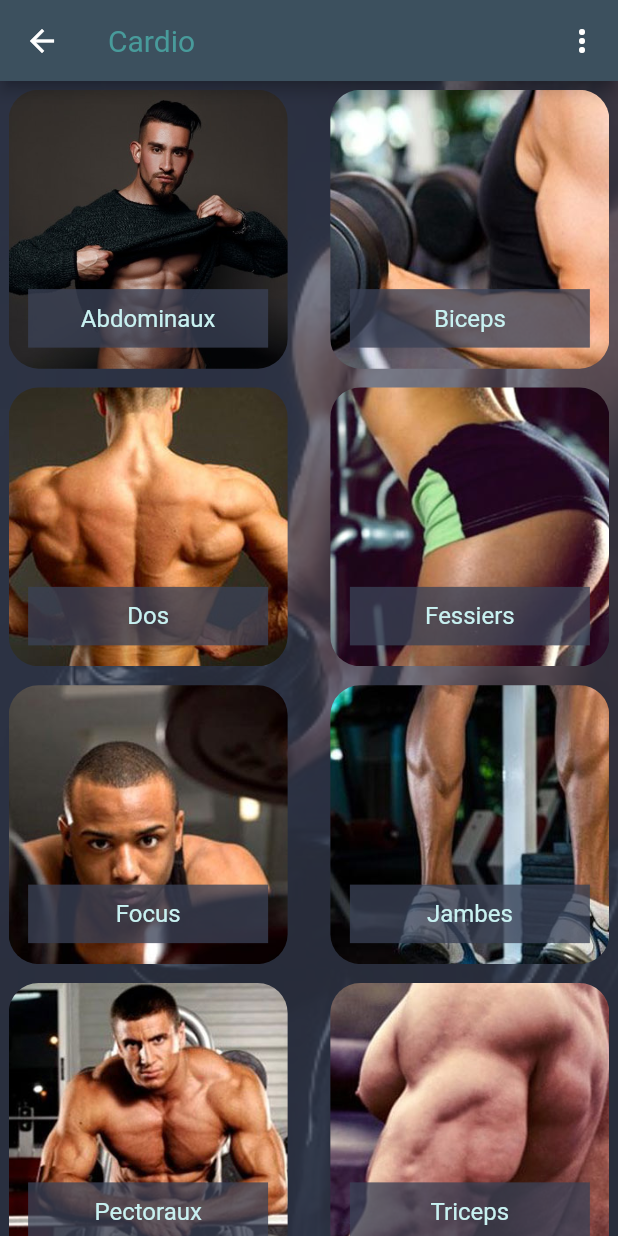
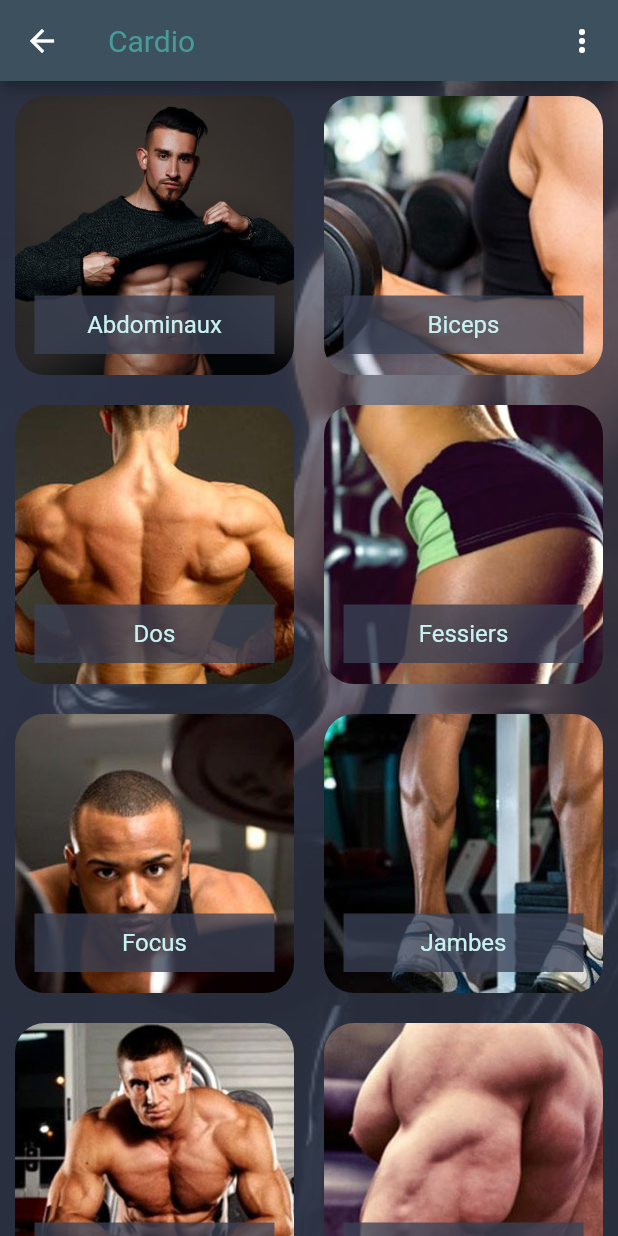
Before and after one commit to CA7460/GymSYS, a Flutter app: the screen it shows after launch, after a tap on "Cardio", on a phone screen of 412 x 824 dp. Run offline on Flutter 3.47's test engine with Material 2 defaults, Android fonts, the phone set to English and light mode, and no system bars; our stand-ins replace sqflite; missing offline and left inert: dart:ffi; accounts and stored records are empty.

```diff
--- a/workout_app/lib/widgets/category_grid_view_widget.dart
+++ b/workout_app/lib/widgets/category_grid_view_widget.dart
@@ -12,8 +12,8 @@ class CategoryGridViewWidget extends StatelessWidget
       itemCount: donneesCategories.length,
       gridDelegate: SliverGridDelegateWithFixedCrossAxisCount(
         crossAxisCount: MediaQuery.of(context).orientation == Orientation.landscape ? 3 : 2,
-        crossAxisSpacing: 17,
-        mainAxisSpacing: 1,
+        crossAxisSpacing: 0,
+        mainAxisSpacing: 0,
         childAspectRatio: (1 / 1),
       ),
       itemBuilder: (context, index,) {
```
